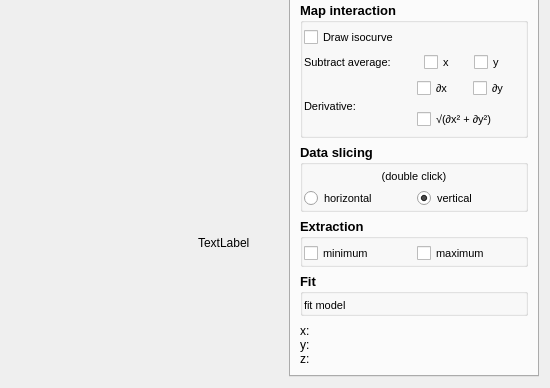
First picture: the form in plotter/ui/plot2d.ui, repository pyplotter/pyplotter, before the edit; both pictures show x 519 to 1069 and y 177 to 565 of the 1069 by 565 pixel window.
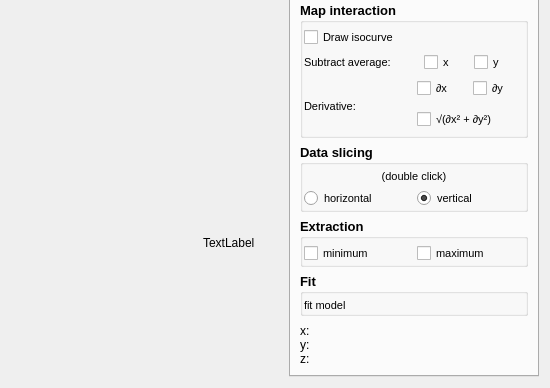
Second picture: the form after the edit. Custom widgets are drawn as their Qt base class.

Commit message:
Modify auto label unit are handled
Now we take advantage of the pyqtgraph units handling for the x and y axis.

```diff
--- a/plotter/ui/plot2d.ui
+++ b/plotter/ui/plot2d.ui
@@ -39,9 +39,21 @@
        </item>
        <item>
         <widget class="QLabel" name="plot2dzLabel">
+         <property name="maximumSize">
+          <size>
+           <width>80</width>
+           <height>16777215</height>
+          </size>
+         </property>
          <property name="text">
           <string>TextLabel</string>
          </property>
+         <property name="scaledContents">
+          <bool>false</bool>
+         </property>
+         <property name="wordWrap">
+          <bool>true</bool>
+         </property>
         </widget>
        </item>
       </layout>
```
The commit also changes 5 other files.
